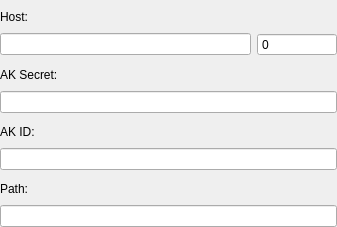
This is addon/COS/cos_form_general.ui in fengzhu2007/anycode as Qt 5 draws it before an edit. The edited form follows.
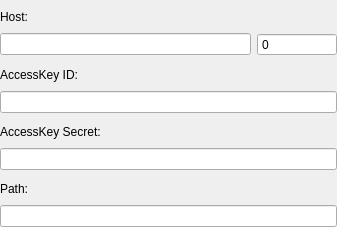
This is the edited form.

```diff
--- a/addon/COS/cos_form_general.ui
+++ b/addon/COS/cos_form_general.ui
@@ -132,7 +132,7 @@
       <string>AccessKey Secret</string>
      </property>
      <property name="text">
-      <string>AK Secret:</string>
+      <string>AccessKey ID:</string>
      </property>
      <property name="alignment">
       <set>Qt::AlignLeading|Qt::AlignLeft|Qt::AlignVCenter</set>
@@ -177,7 +177,7 @@
       <string>AccessKey ID</string>
      </property>
      <property name="text">
-      <string>AK ID:</string>
+      <string>AccessKey Secret:</string>
      </property>
      <property name="alignment">
       <set>Qt::AlignLeading|Qt::AlignLeft|Qt::AlignVCenter</set>
```
